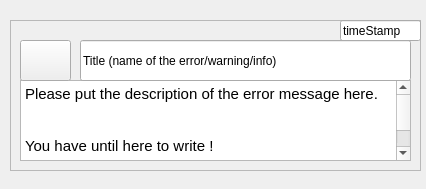
First picture: the form in rover_gui/ui/ui/NotificationHistory.ui, repository robotique-udes/rover, before the edit.
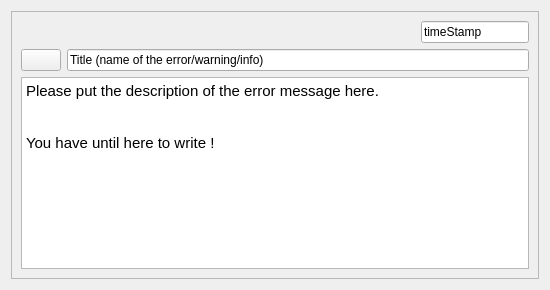
Second picture: the form after the edit.

Commit message: patch history

What changed in the file:
```diff
--- a/rover_gui/ui/ui/NotificationHistory.ui
+++ b/rover_gui/ui/ui/NotificationHistory.ui
@@ -6,42 +6,109 @@
    <rect>
     <x>0</x>
     <y>0</y>
-    <width>426</width>
-    <height>189</height>
+    <width>395</width>
+    <height>178</height>
    </rect>
   </property>
+  <property name="sizePolicy">
+   <sizepolicy hsizetype="Fixed" vsizetype="Fixed">
+    <horstretch>0</horstretch>
+    <verstretch>0</verstretch>
+   </sizepolicy>
+  </property>
   <property name="windowTitle">
    <string>Form</string>
   </property>
-  <widget class="QFrame" name="historyFrame">
-   <property name="geometry">
-    <rect>
-     <x>10</x>
-     <y>20</y>
-     <width>411</width>
-     <height>151</height>
-    </rect>
-   </property>
-   <property name="frameShape">
-    <enum>QFrame::StyledPanel</enum>
-   </property>
-   <property name="frameShadow">
-    <enum>QFrame::Raised</enum>
-   </property>
-   <widget class="QTextEdit" name="historyDescription">
-    <property name="geometry">
-     <rect>
-      <x>10</x>
-      <y>60</y>
-      <width>391</width>
-      <height>81</height>
-     </rect>
-    </property>
-    <property name="readOnly">
-     <bool>true</bool>
-    </property>
-    <property name="html">
-     <string>&lt;!DOCTYPE HTML PUBLIC &quot;-//W3C//DTD HTML 4.0//EN&quot; &quot;http://www.w3.org/TR/REC-html40/strict.dtd&quot;&gt;
+  <layout class="QGridLayout" name="gridLayout_2">
+   <item row="0" column="0">
+    <widget class="QFrame" name="historyFrame">
+     <property name="sizePolicy">
+      <sizepolicy hsizetype="Fixed" vsizetype="Fixed">
+       <horstretch>0</horstretch>
+       <verstretch>0</verstretch>
+      </sizepolicy>
+     </property>
+     <property name="frameShape">
+      <enum>QFrame::StyledPanel</enum>
+     </property>
+     <property name="frameShadow">
+      <enum>QFrame::Raised</enum>
+     </property>
+     <layout class="QGridLayout" name="gridLayout">
+      <item row="0" column="0">
+       <layout class="QVBoxLayout" name="verticalLayout">
+        <item>
+         <layout class="QHBoxLayout" name="horizontalLayout">
+          <item>
+           <spacer name="horizontalSpacer">
+            <property name="orientation">
+             <enum>Qt::Horizontal</enum>
+            </property>
+            <property name="sizeHint" stdset="0">
+             <size>
+              <width>400</width>
+              <height>17</height>
+             </size>
+            </property>
+           </spacer>
+          </item>
+          <item>
+           <widget class="QLineEdit" name="timestamp">
+            <property name="sizePolicy">
+             <sizepolicy hsizetype="Preferred" vsizetype="Preferred">
+              <horstretch>0</horstretch>
+              <verstretch>0</verstretch>
+             </sizepolicy>
+            </property>
+            <property name="text">
+             <string>timeStamp</string>
+            </property>
+           </widget>
+          </item>
+         </layout>
+        </item>
+        <item>
+         <layout class="QHBoxLayout" name="horizontalLayout_2">
+          <item>
+           <widget class="QPushButton" name="historyIcon">
+            <property name="sizePolicy">
+             <sizepolicy hsizetype="Preferred" vsizetype="Preferred">
+              <horstretch>0</horstretch>
+              <verstretch>0</verstretch>
+             </sizepolicy>
+            </property>
+            <property name="text">
+             <string/>
+            </property>
+           </widget>
+          </item>
+          <item>
+           <widget class="QLineEdit" name="historyTitle">
+            <property name="text">
+             <string>Title (name of the error/warning/info)</string>
+            </property>
+            <property name="readOnly">
+             <bool>true</bool>
+            </property>
+           </widget>
+          </item>
+         </layout>
+        </item>
+       </layout>
+      </item>
+      <item row="1" column="0">
+       <widget class="QTextEdit" name="historyDescription">
+        <property name="sizePolicy">
+         <sizepolicy hsizetype="Preferred" vsizetype="Preferred">
+          <horstretch>0</horstretch>
+          <verstretch>0</verstretch>
+         </sizepolicy>
+        </property>
+        <property name="readOnly">
+         <bool>true</bool>
+        </property>
+        <property name="html">
+         <string>&lt;!DOCTYPE HTML PUBLIC &quot;-//W3C//DTD HTML 4.0//EN&quot; &quot;http://www.w3.org/TR/REC-html40/strict.dtd&quot;&gt;
 &lt;html&gt;&lt;head&gt;&lt;meta name=&quot;qrichtext&quot; content=&quot;1&quot; /&gt;&lt;style type=&quot;text/css&quot;&gt;
 p, li { white-space: pre-wrap; }
 &lt;/style&gt;&lt;/head&gt;&lt;body style=&quot; font-family:'Ubuntu'; font-size:11pt; font-weight:400; font-style:normal;&quot;&gt;
@@ -49,51 +116,13 @@
 &lt;p style=&quot; margin-top:0px; margin-bottom:0px; margin-left:0px; margin-right:0px; -qt-block-indent:0; text-indent:0px;&quot;&gt;&lt;br /&gt;You have until here to write !&lt;/p&gt;
 &lt;p style=&quot;-qt-paragraph-type:empty; margin-top:0px; margin-bottom:0px; margin-left:0px; margin-right:0px; -qt-block-indent:0; text-indent:0px;&quot;&gt;&lt;br /&gt;&lt;/p&gt;
 &lt;p style=&quot;-qt-paragraph-type:empty; margin-top:0px; margin-bottom:0px; margin-left:0px; margin-right:0px; -qt-block-indent:0; text-indent:0px;&quot;&gt;&lt;br /&gt;&lt;/p&gt;&lt;/body&gt;&lt;/html&gt;</string>
-    </property>
-   </widget>
-   <widget class="QPushButton" name="historyIcon">
-    <property name="geometry">
-     <rect>
-      <x>10</x>
-      <y>20</y>
-      <width>51</width>
-      <height>41</height>
-     </rect>
-    </property>
-    <property name="text">
-     <string/>
-    </property>
-   </widget>
-   <widget class="QLineEdit" name="historyTitle">
-    <property name="geometry">
-     <rect>
-      <x>70</x>
-      <y>20</y>
-      <width>331</width>
-      <height>41</height>
-     </rect>
-    </property>
-    <property name="text">
-     <string>Title (name of the error/warning/info)</string>
-    </property>
-    <property name="readOnly">
-     <bool>true</bool>
-    </property>
-   </widget>
-   <widget class="QLineEdit" name="timestamp">
-    <property name="geometry">
-     <rect>
-      <x>330</x>
-      <y>0</y>
-      <width>81</width>
-      <height>21</height>
-     </rect>
-    </property>
-    <property name="text">
-     <string>timeStamp</string>
-    </property>
-   </widget>
-  </widget>
+        </property>
+       </widget>
+      </item>
+     </layout>
+    </widget>
+   </item>
+  </layout>
  </widget>
  <resources/>
  <connections/>
```
The commit also changes 6 other files.
